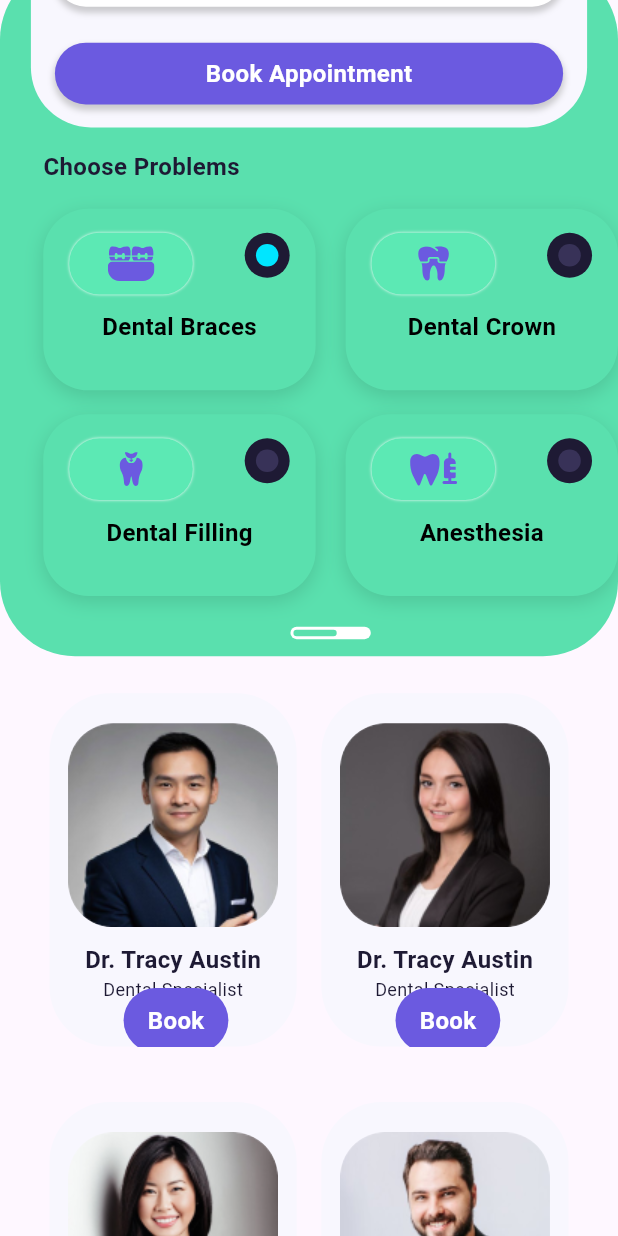
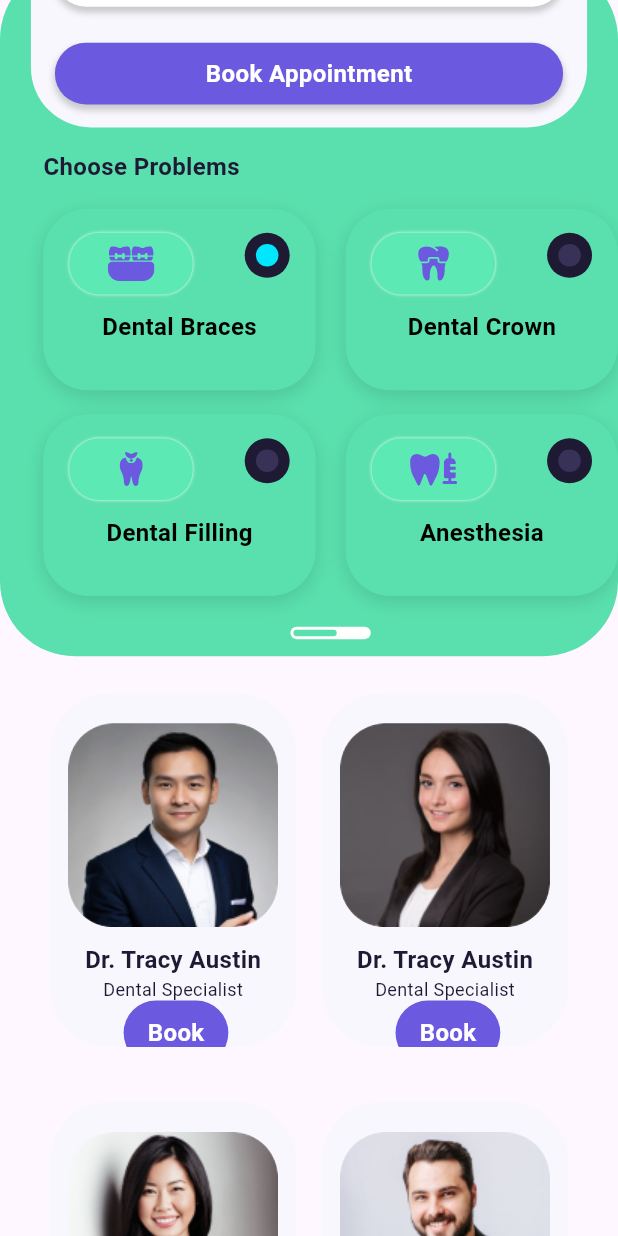
Before and after one commit to kalyanchandra48/doctorUITask, a Flutter app: the screen it shows after launch, scrolled down 576 dp, on a phone screen of 412 x 824 dp. Run offline on Flutter 3.47's test engine with Material 3 defaults, Android fonts, the phone set to English and light mode, and no system bars; our stand-ins replace flutter_svg.

Commit message:
minor fixes

```diff
--- a/lib/home_page.dart
+++ b/lib/home_page.dart
@@ -139,7 +139,7 @@ class HoemPage extends StatelessWidget {
                       children: [
                         SpecialistCard(specialist: specialists[index]),
                         Positioned(
-                          bottom: -4,
+                          bottom: -size.height * 0.015,
                           left: size.width * 0.12,
                           child: Container(
                             padding: const EdgeInsets.symmetric(
@@ -162,7 +162,6 @@ class HoemPage extends StatelessWidget {
                       top: size.height * 0.095,
                       left: size.width * 0.05,
                       child: Container(
-                        height: size.height * 0.096,
                         width: size.width * 0.5,
                         padding: EdgeInsets.symmetric(
                           horizontal: size.width * 0.04,
```
